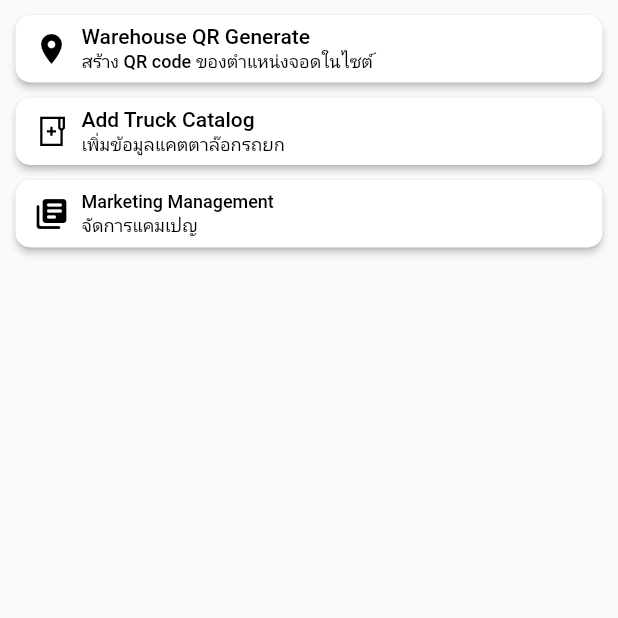
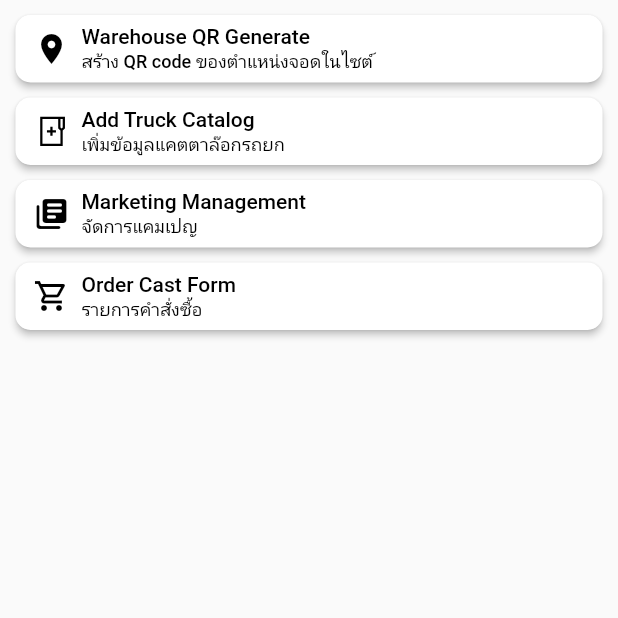
Before and after one commit to Grimoireheartz/warehouseconnect_btmkk, a Flutter app: the InternalOther screen opened directly, on a phone screen of 412 x 824 dp, the top half of it. Run offline on Flutter 3.47's test engine with Material 2 defaults, Android fonts, the phone set to English and light mode, and no system bars; our stand-ins replace another_flushbar, auto_size_text, dio, firebase_core, firebase_messaging, google_maps_flutter and 5 more; missing offline and left inert: custom_qr_generator, dart:ffi, label_marker, model_viewer_plus, qr_code_scanner, syncfusion_flutter_pdfviewer; accounts and stored records are empty; network calls fail.

Commit message:
Add files via upload

```diff
--- a/lib/body/internal_otherpage.dart
+++ b/lib/body/internal_otherpage.dart
@@ -21,6 +21,51 @@ class _InternalOtherState extends State<InternalOther> {
             buildQRGenerator(screensize, context),
             buildAddTruckCatalog(screensize, context),
             buildMarketingManagement(screensize, context),
+            buildOrderCastForm(screensize, context),
+          ],
+        ),
+      ),
+    );
+  }
+
+  Container buildOrderCastForm(double screensize, BuildContext context) {
+    return Container(
+      margin: EdgeInsets.only(top: 10),
+      height: 45,
+      width: screensize * 0.95,
+      constraints: BoxConstraints(maxWidth: 600),
+      child: ElevatedButton.icon(
+        icon: Icon(
+          Icons.shopping_cart_outlined,
+          color: Colors.black,
+        ),
+        style: ElevatedButton.styleFrom(
+          alignment: Alignment.centerLeft,
+          backgroundColor: Colors.white,
+          shape: RoundedRectangleBorder(
+            borderRadius: BorderRadius.circular(10),
+          ),
+        ),
+        onPressed: () {
+          Navigator.pushNamed(context, MyConstant.routeOrderpage);
+        },
+        label: Column(
+          mainAxisAlignment: MainAxisAlignment.center,
+          crossAxisAlignment: CrossAxisAlignment.start,
+          children: [
+            Text(
+              'Order Cast Form',
+              style: TextStyle(
+                color: Colors.black,
+              ),
+            ),
+            Text(
+              'รายการคำสั่งซื้อ',
+              style: TextStyle(
+                color: Colors.black,
+                fontSize: 12,
+              ),
+            )
           ],
         ),
       ),
@@ -56,7 +101,6 @@ class _InternalOtherState extends State<InternalOther> {
               'Marketing Management',
               style: TextStyle(
                 color: Colors.black,
-                fontSize: 12,
               ),
             ),
             Text(
--- a/lib/main.dart
+++ b/lib/main.dart
@@ -3,6 +3,7 @@ import 'package:btm_warehouseconnect/state/add_truck_tosite.dart';
 import 'package:btm_warehouseconnect/state/authen.dart';
 import 'package:btm_warehouseconnect/state/customer_home.dart';
 import 'package:btm_warehouseconnect/state/internal_home.dart';
+import 'package:btm_warehouseconnect/state/orderpage.dart';
 import 'package:btm_warehouseconnect/state/parkingsite_qr_generater.dart';
 import 'package:btm_warehouseconnect/state/qr_generator.dart';
 import 'package:btm_warehouseconnect/state/qr_scanner.dart';
@@ -21,6 +22,7 @@ import 'package:flutter/foundation.dart' show kIsWeb;
 import 'dart:io' show Platform;
 import 'package:btm_warehouseconnect/state/campaignform.dart';
 import 'package:btm_warehouseconnect/state/campaignpage.dart';
+import 'package:btm_warehouseconnect/state/orderpage.dart';
 
 // uploade string test
 
@@ -38,6 +40,7 @@ final Map<String, WidgetBuilder> map = {
   MyConstant.routeAddTruckCatalog: (BuildContext context) => AddTruckCatalog(),
   MyConstant.routeCampainpage: (BuildContext context) => Campaignpage(),
   MyConstant.routeCampainForm: (BuildContext context) => CampaignForm(),
+  MyConstant.routeOrderpage: (BuildContext context) => Orderpage(),
 };
 
 Future<Null> main() async {
--- a/lib/state/campaign_detail.dart
+++ b/lib/state/campaign_detail.dart
@@ -362,7 +362,7 @@ class _CampaignDetailState extends State<CampaignDetail> {
                                       ),
                                       Text('Promotion Start:'),
                                       Text('Promotion End: '),
-                                      Text('Date Posting Promotion: '),
+                                      Text('Promotion Update: '),
                                       Text('Notification:'),
                                       Text('NotificationTime:'),
                                     ],
@@ -777,7 +777,7 @@ class _CampaignDetailState extends State<CampaignDetail> {
                       Container(
                         alignment: Alignment.topLeft,
                         child: Text(
-                          'Date Posting Promotion: ',
+                          'Update Promotion: ',
                           style: TextStyle(fontSize: 11),
                         ),
                       ),
--- a/lib/utility/myconstant.dart
+++ b/lib/utility/myconstant.dart
@@ -44,8 +44,7 @@ class MyConstant {
   static String routeCampainpage = '/campainhistory';
   static String routeCampainForm = '/campainform';
   static String routeCampaigDetail = '/campaigndetail';
-  // static String pic_campaign = 'assets/campign.png';
-
+  static String routeOrderpage = '/orderhistory';
   TextStyle h3style_bl() => TextStyle(
         fontSize: 14,
         color: Colors.black,
```
Also changed, not shown: lib/state/orderpage.dart (added, +88 -0 lines).
